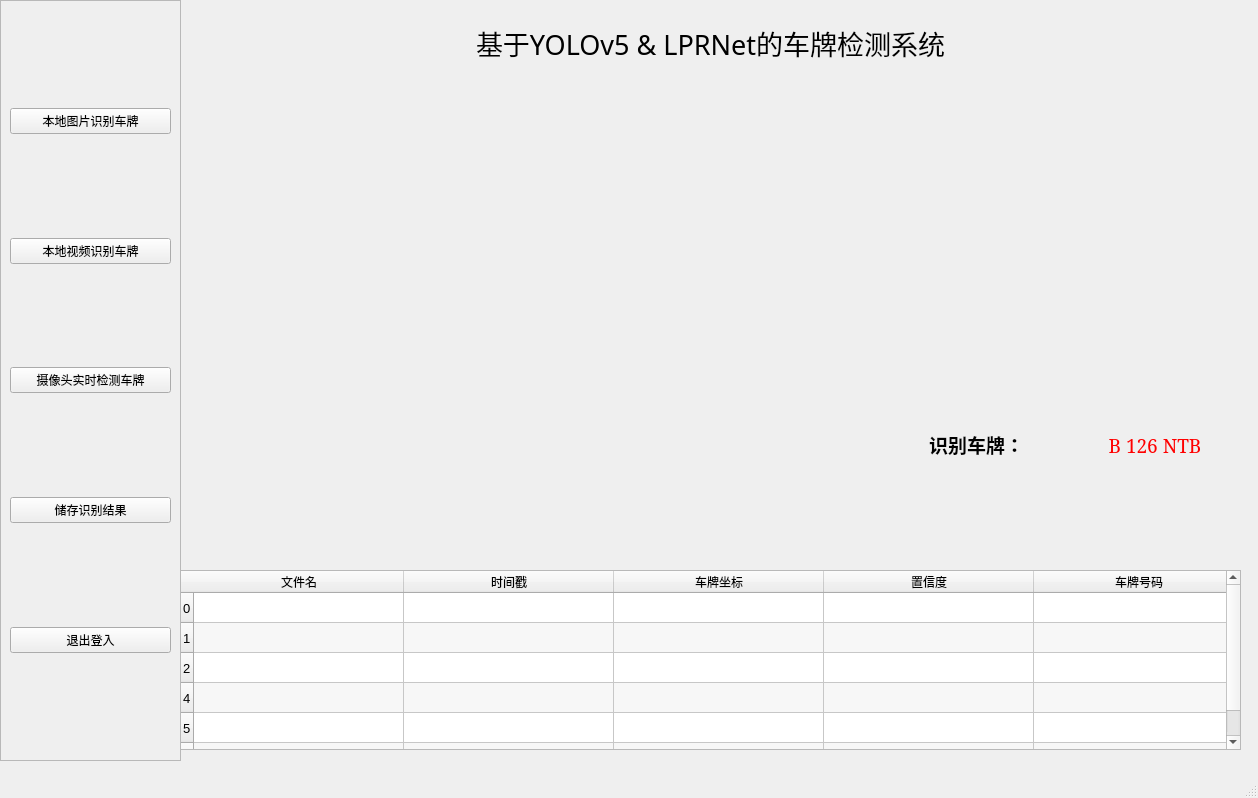
Old version of the form RecognitionWindow.ui in the repository Luchanaaaaa/PlateDetect-QT-YOLOv5-LPRNe.
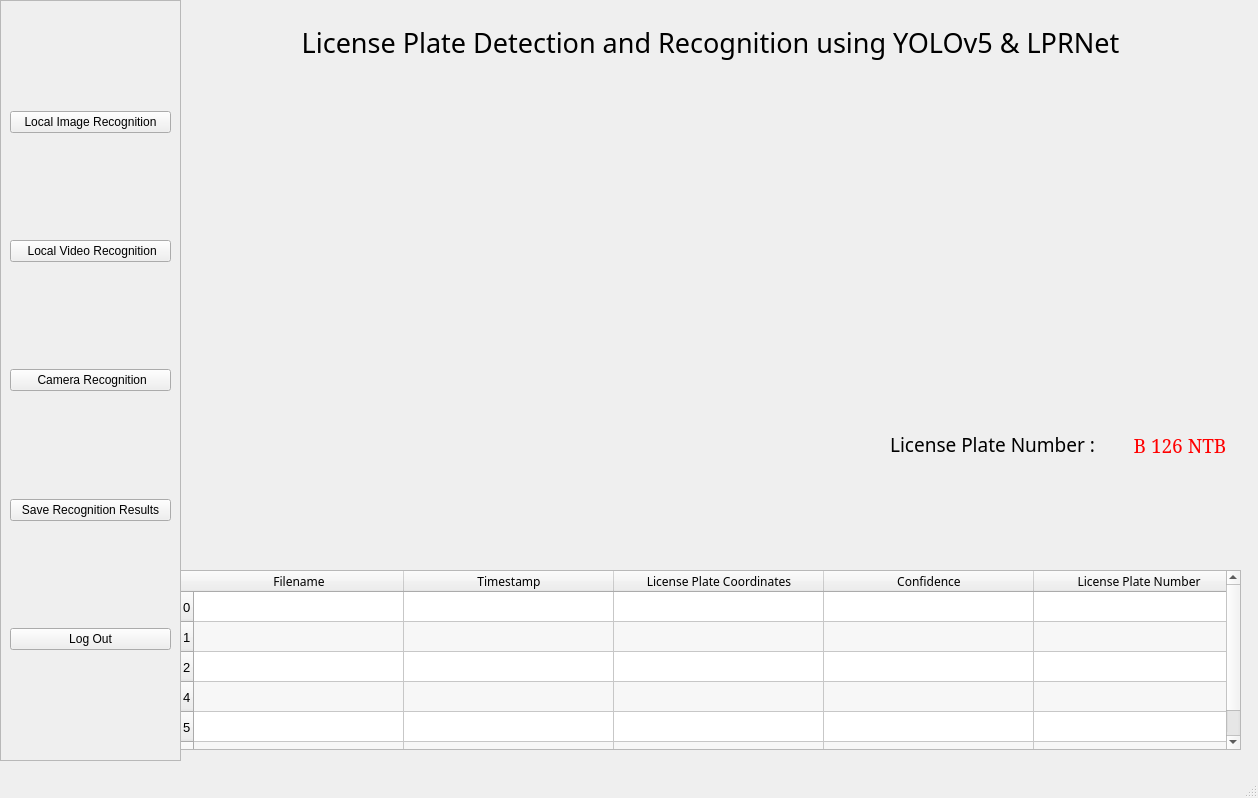
New version of the form. Icons and pictures are not drawn.

The edit to the form file:
```diff
--- a/RecognitionWindow.ui
+++ b/RecognitionWindow.ui
@@ -54,7 +54,7 @@
        <item>
         <widget class="QPushButton" name="ImageDetectButton">
          <property name="text">
-          <string>本地图片识别车牌</string>
+          <string>Local Image Recognition</string>
          </property>
         </widget>
        </item>
@@ -74,7 +74,7 @@
        <item>
         <widget class="QPushButton" name="VideoDetectButton">
          <property name="text">
-          <string>本地视频识别车牌</string>
+          <string> Local Video Recognition</string>
          </property>
         </widget>
        </item>
@@ -94,7 +94,7 @@
        <item>
         <widget class="QPushButton" name="RealTimeDetectButton">
          <property name="text">
-          <string>摄像头实时检测车牌</string>
+          <string> Camera Recognition</string>
          </property>
         </widget>
        </item>
@@ -114,7 +114,7 @@
        <item>
         <widget class="QPushButton" name="SaveResultButton">
          <property name="text">
-          <string>储存识别结果</string>
+          <string>Save Recognition Results</string>
          </property>
         </widget>
        </item>
@@ -134,7 +134,7 @@
        <item>
         <widget class="QPushButton" name="SignOutButton">
          <property name="text">
-          <string>退出登入</string>
+          <string>Log Out</string>
          </property>
         </widget>
        </item>
@@ -182,7 +182,7 @@
         </font>
        </property>
        <property name="text">
-        <string>基于YOLOv5 &amp; LPRNet的车牌检测系统</string>
+        <string>License Plate Detection and Recognition using YOLOv5 &amp; LPRNet</string>
        </property>
        <property name="alignment">
         <set>Qt::AlignCenter</set>
@@ -248,7 +248,7 @@
      <rect>
       <x>890</x>
       <y>90</y>
-      <width>351</width>
+      <width>364</width>
       <height>471</height>
      </rect>
     </property>
@@ -310,7 +310,7 @@
           </font>
          </property>
          <property name="text">
-          <string>&lt;html&gt;&lt;head/&gt;&lt;body&gt;&lt;p&gt;&lt;span style=&quot; font-weight:700;&quot;&gt;识别车牌：&lt;/span&gt;&lt;/p&gt;&lt;/body&gt;&lt;/html&gt;</string>
+          <string>&lt;html&gt;&lt;head/&gt;&lt;body&gt;&lt;p&gt;License Plate Number : &lt;/p&gt;&lt;/body&gt;&lt;/html&gt;</string>
          </property>
          <property name="alignment">
           <set>Qt::AlignCenter</set>
@@ -429,7 +429,7 @@
     <row/>
     <column>
      <property name="text">
-      <string>文件名</string>
+      <string>Filename</string>
      </property>
      <property name="font">
       <font>
@@ -448,7 +448,7 @@
     </column>
     <column>
      <property name="text">
-      <string>时间戳</string>
+      <string>Timestamp</string>
      </property>
      <property name="font">
       <font>
@@ -460,7 +460,7 @@
     </column>
     <column>
      <property name="text">
-      <string>车牌坐标</string>
+      <string>License Plate Coordinates</string>
      </property>
      <property name="font">
       <font>
@@ -472,7 +472,7 @@
     </column>
     <column>
      <property name="text">
-      <string>置信度</string>
+      <string>Confidence</string>
      </property>
      <property name="font">
       <font>
@@ -483,7 +483,7 @@
     </column>
     <column>
      <property name="text">
-      <string>车牌号码</string>
+      <string>License Plate Number</string>
      </property>
      <property name="font">
       <font>
```
